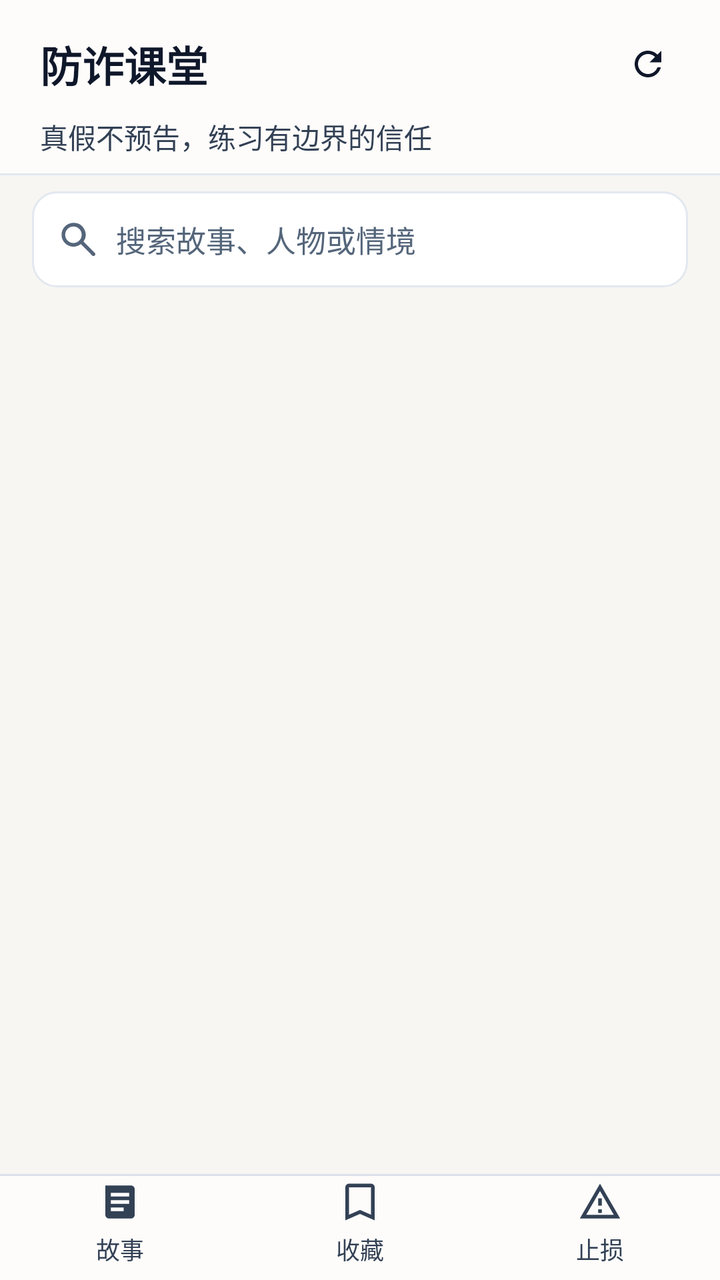
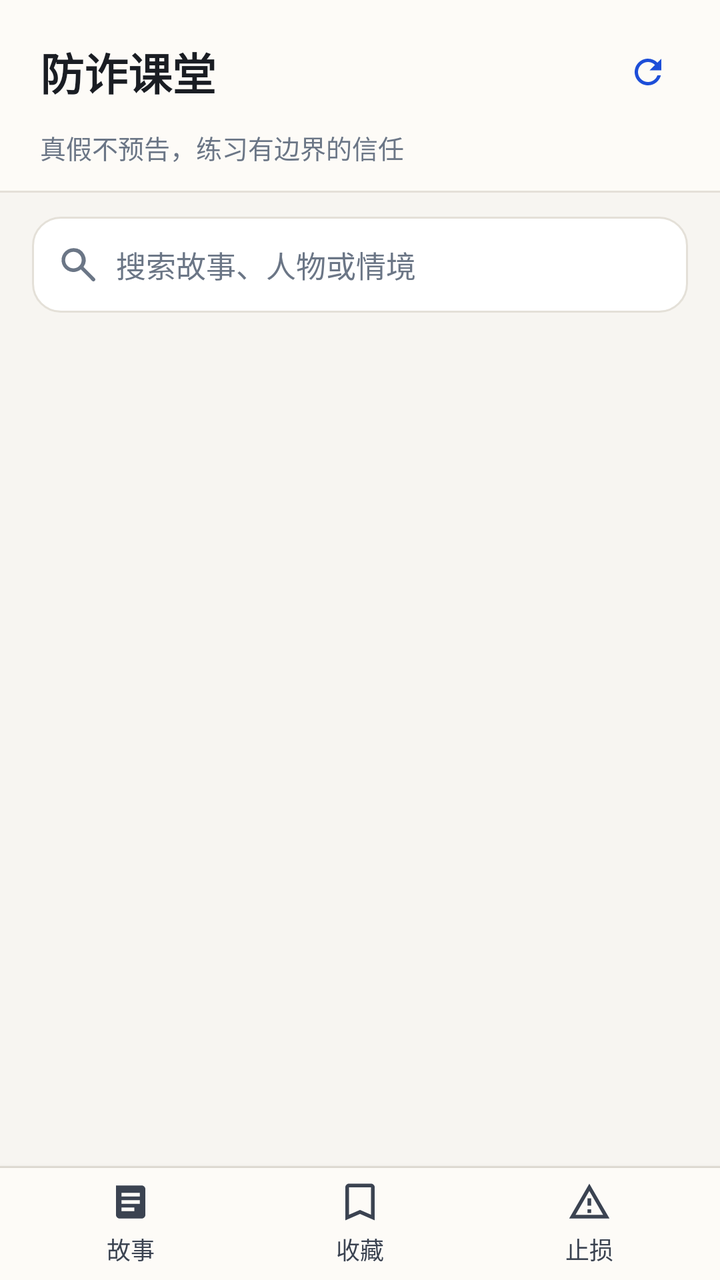

Before-and-after screenshots of an Android layout around one commit, followed by the original layout XML and the change that was made.
<!-- AndroidManifest.xml: application theme Theme.FanZha -->
<!-- res/layout/activity_main.xml -->
<?xml version="1.0" encoding="utf-8"?>
<LinearLayout xmlns:android="http://schemas.android.com/apk/res/android" xmlns:app="http://schemas.android.com/apk/res-auto" android:fitsSystemWindows="true"
    android:layout_width="match_parent" android:layout_height="match_parent"
    android:orientation="vertical">

    <LinearLayout android:layout_width="match_parent" android:layout_height="wrap_content" android:minHeight="@dimen/header_height"
        android:background="@drawable/bg_header" android:orientation="vertical"
        android:paddingStart="@dimen/space_5" android:paddingTop="@dimen/space_2" android:paddingEnd="@dimen/space_3" android:paddingBottom="@dimen/space_2">
        <LinearLayout android:layout_width="match_parent" android:layout_height="wrap_content" android:gravity="center_vertical" android:orientation="horizontal">
            <TextView android:id="@+id/headerTitle" android:layout_width="0dp" android:layout_height="wrap_content" android:layout_weight="1"
                android:text="@string/app_name" android:textColor="@color/text_primary" android:textSize="21sp" android:textStyle="bold" />
            <com.google.android.material.button.MaterialButton android:id="@+id/checkUpdates" style="@style/Widget.Material3.Button.IconButton"
                android:layout_width="@dimen/touch_min" android:layout_height="@dimen/touch_min" android:contentDescription="@string/update_center"
                app:icon="@drawable/ic_update" app:iconGravity="textStart" app:iconPadding="0dp" app:iconTint="@color/brand" />
        </LinearLayout>
        <TextView android:id="@+id/headerSubtitle" android:layout_width="wrap_content" android:layout_height="wrap_content"
            android:layout_marginTop="2dp" android:text="@string/header_subtitle" android:textColor="@color/text_secondary" android:textSize="14sp" />
    </LinearLayout>

    <View android:layout_width="match_parent" android:layout_height="1dp" android:background="@color/border_subtle" />

    <LinearLayout android:id="@+id/libraryControls" android:layout_width="match_parent" android:layout_height="wrap_content"
        android:orientation="vertical" android:paddingStart="@dimen/space_4" android:paddingTop="@dimen/space_2" android:paddingEnd="@dimen/space_4">
        <LinearLayout android:layout_width="match_parent" android:layout_height="@dimen/search_height"
            android:background="@drawable/bg_search" android:gravity="center_vertical" android:orientation="horizontal"
            android:paddingStart="@dimen/space_3" android:paddingEnd="2dp">
            <ImageView android:layout_width="22dp" android:layout_height="22dp"
                android:importantForAccessibility="no" android:src="@drawable/ic_search" />
            <EditText android:id="@+id/searchInput" android:layout_width="0dp" android:layout_height="match_parent"
                android:layout_weight="1" android:background="@null" android:hint="@string/search_hint"
                android:autofillHints="none" android:importantForAutofill="no" android:inputType="text"
                android:paddingStart="@dimen/space_2" android:paddingEnd="@dimen/space_2" android:singleLine="true"
                android:textColor="@color/text_primary" android:textColorHint="@color/text_tertiary" android:textSize="15sp" />
            <ImageButton android:id="@+id/clearSearch" android:layout_width="@dimen/touch_min" android:layout_height="@dimen/touch_min"
                android:background="?attr/selectableItemBackgroundBorderless" android:contentDescription="@string/search_clear"
                android:padding="12dp" android:src="@drawable/ic_close" android:visibility="gone" />
        </LinearLayout>
        <HorizontalScrollView android:layout_width="match_parent" android:layout_height="wrap_content"
            android:layout_marginTop="@dimen/space_2" android:scrollbars="none">
            <LinearLayout android:id="@+id/categoryContainer" android:layout_width="wrap_content" android:layout_height="wrap_content" android:orientation="horizontal" />
        </HorizontalScrollView>
        <TextView android:id="@+id/resultCount" android:layout_width="wrap_content" android:layout_height="wrap_content"
            android:layout_marginTop="@dimen/space_2" android:layout_marginBottom="@dimen/space_3" android:textColor="@color/text_secondary" android:textSize="13sp" />
    </LinearLayout>

    <FrameLayout android:layout_width="match_parent" android:layout_height="0dp" android:layout_weight="1">
        <androidx.recyclerview.widget.RecyclerView android:id="@+id/caseList"
            android:layout_width="match_parent" android:layout_height="match_parent"
            android:clipToPadding="false" android:paddingStart="@dimen/space_4" android:paddingEnd="@dimen/space_4"
            android:paddingTop="@dimen/space_3" android:paddingBottom="@dimen/space_3" android:scrollbars="none" />
        <TextView android:id="@+id/emptyView" android:layout_width="wrap_content" android:layout_height="wrap_content"
            android:layout_gravity="center" android:gravity="center" android:lineSpacingMultiplier="1.4"
            android:padding="@dimen/space_5" android:textColor="@color/text_secondary" android:textSize="15sp"
            android:visibility="gone" />
    </FrameLayout>

    <ScrollView android:id="@+id/infoScroll" android:layout_width="match_parent" android:layout_height="0dp"
        android:layout_weight="1" android:fillViewport="true" android:visibility="gone">
        <LinearLayout android:id="@+id/infoContent" android:layout_width="match_parent" android:layout_height="wrap_content"
            android:orientation="vertical" android:padding="@dimen/space_4" />
    </ScrollView>

    <View android:layout_width="match_parent" android:layout_height="1dp" android:background="@color/border_subtle" />

    <LinearLayout android:layout_width="match_parent" android:layout_height="@dimen/nav_bar_height" android:background="@color/surface_warm" android:elevation="4dp"
        android:orientation="horizontal">
        <Button android:id="@+id/navCases" style="@style/NavButton" android:drawableTop="@drawable/ic_library" android:drawablePadding="3dp" android:text="@string/nav_stories" />
        <Button android:id="@+id/navFavorites" style="@style/NavButton" android:drawableTop="@drawable/ic_bookmark" android:drawablePadding="3dp" android:text="@string/nav_favorites" />
        <Button android:id="@+id/navEmergency" style="@style/NavButton" android:drawableTop="@drawable/ic_emergency" android:drawablePadding="3dp" android:text="@string/nav_emergency" />
    </LinearLayout>
</LinearLayout>
<!-- resources referenced by this layout -->
<resources>
  <color name="border_subtle">#E2E8F0</color>
  <color name="brand">#0F172A</color>
  <color name="surface_warm">#FDFCFA</color>
  <color name="text_primary">#0F172A</color>
  <color name="text_secondary">#334155</color>
  <color name="text_tertiary">#55667B</color>
  <dimen name="header_height">60dp</dimen>
  <dimen name="nav_bar_height">52dp</dimen>
  <dimen name="search_height">48dp</dimen>
  <dimen name="space_2">8dp</dimen>
  <dimen name="space_3">12dp</dimen>
  <dimen name="space_4">16dp</dimen>
  <dimen name="space_5">20dp</dimen>
  <dimen name="touch_min">48dp</dimen>
  <!-- drawable bg_header (drawable) -->
  <shape xmlns:android="http://schemas.android.com/apk/res/android" android:shape="rectangle">
      <solid android:color="@color/surface_warm" />
  </shape>
  <!-- drawable bg_search (drawable) -->
  <shape xmlns:android="http://schemas.android.com/apk/res/android" android:shape="rectangle">
      <solid android:color="@color/bg_surface" />
      <stroke android:width="1dp" android:color="@color/border_subtle" />
      <corners android:radius="@dimen/radius_card" />
  </shape>
  <!-- drawable ic_bookmark (drawable) -->
  <vector xmlns:android="http://schemas.android.com/apk/res/android" android:width="22dp" android:height="22dp" android:viewportWidth="24" android:viewportHeight="24">
      <path android:fillColor="@color/text_secondary" android:pathData="M6,2H18C19.1,2 20,2.9 20,4V22L12,18.5L4,22V4C4,2.9 4.9,2 6,2M6,4V18.94L12,16.32L18,18.94V4H6Z"/>
  </vector>
  <!-- drawable ic_close (drawable) -->
  <vector xmlns:android="http://schemas.android.com/apk/res/android"
      android:width="20dp" android:height="20dp" android:viewportWidth="24" android:viewportHeight="24">
      <path android:fillColor="@color/text_tertiary"
          android:pathData="M6.4,5L5,6.4L10.6,12L5,17.6L6.4,19L12,13.4L17.6,19L19,17.6L13.4,12L19,6.4L17.6,5L12,10.6Z"/>
  </vector>
  <!-- drawable ic_emergency (drawable) -->
  <vector xmlns:android="http://schemas.android.com/apk/res/android" android:width="22dp" android:height="22dp" android:viewportWidth="24" android:viewportHeight="24">
      <path android:fillColor="@color/text_secondary" android:pathData="M12,2L1,21H23L12,2M12,6L19.53,19H4.47L12,6M11,10V14H13V10H11M11,16V18H13V16H11Z"/>
  </vector>
  <!-- drawable ic_library (drawable) -->
  <vector xmlns:android="http://schemas.android.com/apk/res/android" android:width="22dp" android:height="22dp" android:viewportWidth="24" android:viewportHeight="24">
      <path android:fillColor="@color/text_secondary" android:pathData="M4,3H18C19.1,3 20,3.9 20,5V19C20,20.1 19.1,21 18,21H6C4.9,21 4,20.1 4,19V3M7,7V9H17V7H7M7,11V13H17V11H7M7,15V17H14V15H7Z"/>
  </vector>
  <!-- drawable ic_search (drawable) -->
  <vector xmlns:android="http://schemas.android.com/apk/res/android"
      android:width="22dp" android:height="22dp" android:viewportWidth="24" android:viewportHeight="24">
      <path android:fillColor="@color/text_tertiary"
          android:pathData="M9.5,3a6.5,6.5 0,1 0,4.07 11.58L19.7,20.8a1,1 0,0 0,1.42 -1.42l-6.13,-6.13A6.5,6.5 0,0 0,9.5 3M9.5,5a4.5,4.5 0,1 1,0 9a4.5,4.5 0,0 1,0 -9"/>
  </vector>
  <string name="app_name">防诈课堂</string>
  <string name="header_subtitle">真假不预告，练习有边界的信任</string>
  <string name="nav_emergency">止损</string>
  <string name="nav_favorites">收藏</string>
  <string name="nav_stories">故事</string>
  <string name="search_clear">清空搜索</string>
  <string name="search_hint">搜索故事、人物或情境</string>
  <string name="update_center">更新中心</string>
  <color name="bg_surface">#FFFFFF</color>
  <dimen name="radius_card">12dp</dimen>
  <color name="text_on_brand">#FFFFFF</color>
  <color name="brand_subtle">#E2E8F0</color>
  <color name="warning">#F59E0B</color>
  <color name="danger">#DC2626</color>
  <color name="bg_elevated">#F1EDE6</color>
  <color name="bg_page">#F8F6F2</color>
  <!-- unchanged entries left out for length: 3 -->
</resources>

<!-- the commit's change to res/layout/activity_main.xml (unified diff, before → after) -->
@@ -5,27 +5,27 @@
 
     <LinearLayout android:layout_width="match_parent" android:layout_height="wrap_content" android:minHeight="@dimen/header_height"
         android:background="@drawable/bg_header" android:orientation="vertical"
-        android:paddingStart="@dimen/space_5" android:paddingTop="@dimen/space_2" android:paddingEnd="@dimen/space_3" android:paddingBottom="@dimen/space_2">
+        android:paddingStart="@dimen/space_5" android:paddingTop="@dimen/space_3" android:paddingEnd="@dimen/space_3" android:paddingBottom="@dimen/space_3">
         <LinearLayout android:layout_width="match_parent" android:layout_height="wrap_content" android:gravity="center_vertical" android:orientation="horizontal">
             <TextView android:id="@+id/headerTitle" android:layout_width="0dp" android:layout_height="wrap_content" android:layout_weight="1"
-                android:text="@string/app_name" android:textColor="@color/text_primary" android:textSize="21sp" android:textStyle="bold" />
+                android:text="@string/app_name" android:textColor="@color/text_primary" android:textSize="22sp" android:textStyle="bold" />
             <com.google.android.material.button.MaterialButton android:id="@+id/checkUpdates" style="@style/Widget.Material3.Button.IconButton"
                 android:layout_width="@dimen/touch_min" android:layout_height="@dimen/touch_min" android:contentDescription="@string/update_center"
                 app:icon="@drawable/ic_update" app:iconGravity="textStart" app:iconPadding="0dp" app:iconTint="@color/brand" />
         </LinearLayout>
         <TextView android:id="@+id/headerSubtitle" android:layout_width="wrap_content" android:layout_height="wrap_content"
-            android:layout_marginTop="2dp" android:text="@string/header_subtitle" android:textColor="@color/text_secondary" android:textSize="14sp" />
+            android:layout_marginTop="@dimen/space_1" android:text="@string/header_subtitle" android:textColor="@color/text_tertiary" android:textSize="13sp" />
     </LinearLayout>
 
     <View android:layout_width="match_parent" android:layout_height="1dp" android:background="@color/border_subtle" />
 
     <LinearLayout android:id="@+id/libraryControls" android:layout_width="match_parent" android:layout_height="wrap_content"
-        android:orientation="vertical" android:paddingStart="@dimen/space_4" android:paddingTop="@dimen/space_2" android:paddingEnd="@dimen/space_4">
+        android:orientation="vertical" android:paddingStart="@dimen/space_4" android:paddingTop="@dimen/space_3" android:paddingEnd="@dimen/space_4">
         <LinearLayout android:layout_width="match_parent" android:layout_height="@dimen/search_height"
             android:background="@drawable/bg_search" android:gravity="center_vertical" android:orientation="horizontal"
             android:paddingStart="@dimen/space_3" android:paddingEnd="2dp">
             <ImageView android:layout_width="22dp" android:layout_height="22dp"
-                android:importantForAccessibility="no" android:src="@drawable/ic_search" />
+                android:importantForAccessibility="no" android:src="@drawable/ic_search" app:tint="@color/text_tertiary" />
             <EditText android:id="@+id/searchInput" android:layout_width="0dp" android:layout_height="match_parent"
                 android:layout_weight="1" android:background="@null" android:hint="@string/search_hint"
                 android:autofillHints="none" android:importantForAutofill="no" android:inputType="text"
@@ -36,18 +36,18 @@
                 android:padding="12dp" android:src="@drawable/ic_close" android:visibility="gone" />
         </LinearLayout>
         <HorizontalScrollView android:layout_width="match_parent" android:layout_height="wrap_content"
-            android:layout_marginTop="@dimen/space_2" android:scrollbars="none">
+            android:layout_marginTop="@dimen/space_3" android:scrollbars="none">
             <LinearLayout android:id="@+id/categoryContainer" android:layout_width="wrap_content" android:layout_height="wrap_content" android:orientation="horizontal" />
         </HorizontalScrollView>
         <TextView android:id="@+id/resultCount" android:layout_width="wrap_content" android:layout_height="wrap_content"
-            android:layout_marginTop="@dimen/space_2" android:layout_marginBottom="@dimen/space_3" android:textColor="@color/text_secondary" android:textSize="13sp" />
+            android:layout_marginTop="@dimen/space_3" android:layout_marginBottom="@dimen/space_3" android:textColor="@color/text_secondary" android:textSize="13sp" />
     </LinearLayout>
 
     <FrameLayout android:layout_width="match_parent" android:layout_height="0dp" android:layout_weight="1">
         <androidx.recyclerview.widget.RecyclerView android:id="@+id/caseList"
             android:layout_width="match_parent" android:layout_height="match_parent"
             android:clipToPadding="false" android:paddingStart="@dimen/space_4" android:paddingEnd="@dimen/space_4"
-            android:paddingTop="@dimen/space_3" android:paddingBottom="@dimen/space_3" android:scrollbars="none" />
+            android:paddingTop="@dimen/space_2" android:paddingBottom="@dimen/space_4" android:scrollbars="none" />
         <TextView android:id="@+id/emptyView" android:layout_width="wrap_content" android:layout_height="wrap_content"
             android:layout_gravity="center" android:gravity="center" android:lineSpacingMultiplier="1.4"
             android:padding="@dimen/space_5" android:textColor="@color/text_secondary" android:textSize="15sp"
@@ -62,8 +62,8 @@
 
     <View android:layout_width="match_parent" android:layout_height="1dp" android:background="@color/border_subtle" />
 
-    <LinearLayout android:layout_width="match_parent" android:layout_height="@dimen/nav_bar_height" android:background="@color/surface_warm" android:elevation="4dp"
-        android:orientation="horizontal">
+    <LinearLayout android:layout_width="match_parent" android:layout_height="@dimen/nav_bar_height" android:background="@color/surface_warm" android:elevation="6dp"
+        android:orientation="horizontal" android:paddingStart="@dimen/space_2" android:paddingEnd="@dimen/space_2" android:paddingTop="@dimen/space_1" android:paddingBottom="@dimen/space_1">
         <Button android:id="@+id/navCases" style="@style/NavButton" android:drawableTop="@drawable/ic_library" android:drawablePadding="3dp" android:text="@string/nav_stories" />
         <Button android:id="@+id/navFavorites" style="@style/NavButton" android:drawableTop="@drawable/ic_bookmark" android:drawablePadding="3dp" android:text="@string/nav_favorites" />
         <Button android:id="@+id/navEmergency" style="@style/NavButton" android:drawableTop="@drawable/ic_emergency" android:drawablePadding="3dp" android:text="@string/nav_emergency" />
<!-- resource entries referenced after the edit -->
@@ -1,14 +1,15 @@
 <!-- resources referenced by this layout -->
 <resources>
-  <color name="border_subtle">#E2E8F0</color>
-  <color name="brand">#0F172A</color>
-  <color name="surface_warm">#FDFCFA</color>
-  <color name="text_primary">#0F172A</color>
-  <color name="text_secondary">#334155</color>
-  <color name="text_tertiary">#55667B</color>
-  <dimen name="header_height">60dp</dimen>
-  <dimen name="nav_bar_height">52dp</dimen>
+  <color name="border_subtle">#E4E0D8</color>
+  <color name="brand">#1D4ED8</color>
+  <color name="surface_warm">#FDFBF7</color>
+  <color name="text_primary">#1A1D23</color>
+  <color name="text_secondary">#3B4351</color>
+  <color name="text_tertiary">#6B7686</color>
+  <dimen name="header_height">62dp</dimen>
+  <dimen name="nav_bar_height">56dp</dimen>
   <dimen name="search_height">48dp</dimen>
+  <dimen name="space_1">4dp</dimen>
   <dimen name="space_2">8dp</dimen>
   <dimen name="space_3">12dp</dimen>
   <dimen name="space_4">16dp</dimen>
@@ -57,13 +58,13 @@
   <string name="search_hint">搜索故事、人物或情境</string>
   <string name="update_center">更新中心</string>
   <color name="bg_surface">#FFFFFF</color>
-  <dimen name="radius_card">12dp</dimen>
+  <dimen name="radius_card">14dp</dimen>
   <color name="text_on_brand">#FFFFFF</color>
-  <color name="brand_subtle">#E2E8F0</color>
+  <color name="brand_subtle">#E3ECFB</color>
   <color name="warning">#F59E0B</color>
   <color name="danger">#DC2626</color>
-  <color name="bg_elevated">#F1EDE6</color>
-  <color name="bg_page">#F8F6F2</color>
+  <color name="bg_elevated">#EFEBE4</color>
+  <color name="bg_page">#F7F5F1</color>
   <!-- unchanged entries left out for length: 3 -->
 </resources>
 
